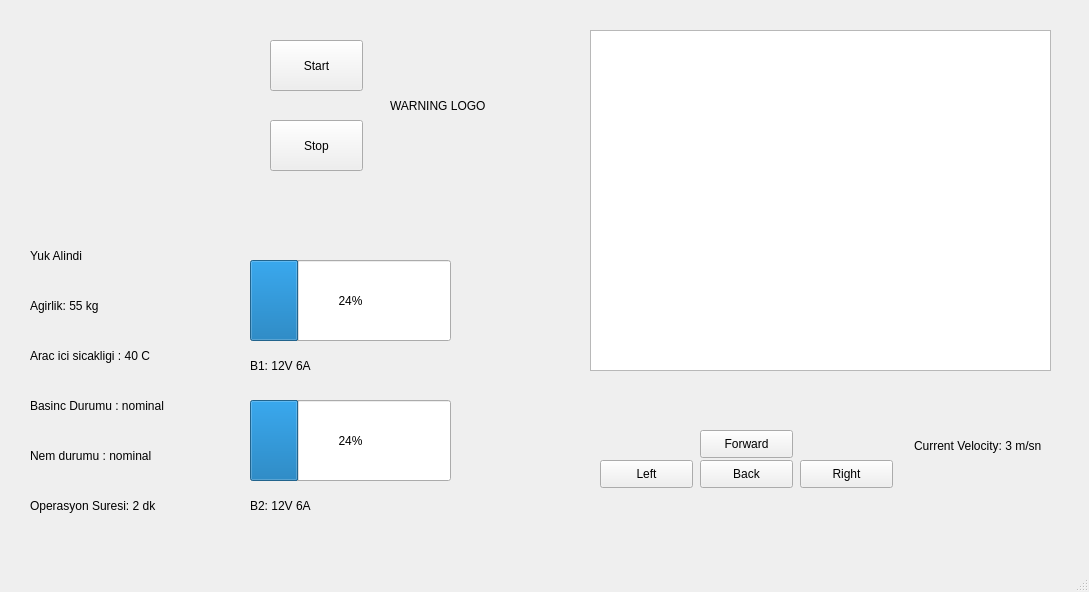
Above: UI/sismotekno.ui from heissenberg06/teknofest_gui before the change. Below: the same form after it.
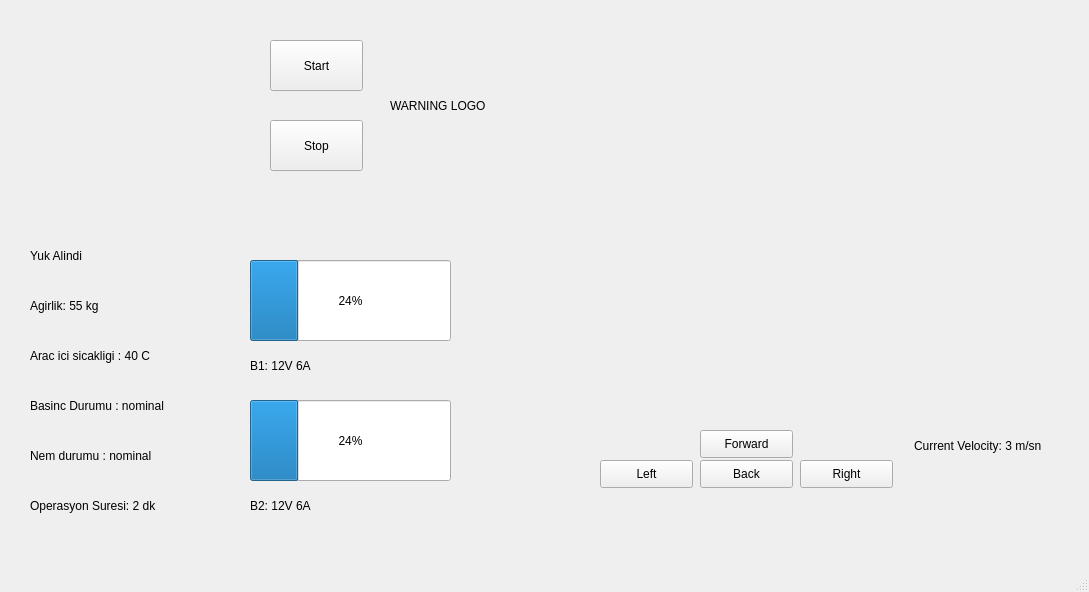
That is the form after the change. Icons and pictures are not drawn.

The edit to the form file:
```diff
--- a/UI/sismotekno.ui
+++ b/UI/sismotekno.ui
@@ -267,15 +267,16 @@
      <string>B1: 12V 6A</string>
     </property>
    </widget>
-   <widget class="QGraphicsView" name="graphicsView">
+   <widget class="QWidget" name="gridLayoutWidget">
     <property name="geometry">
      <rect>
-      <x>590</x>
-      <y>30</y>
-      <width>461</width>
-      <height>341</height>
+      <x>570</x>
+      <y>50</y>
+      <width>481</width>
+      <height>351</height>
      </rect>
     </property>
+    <layout class="QGridLayout" name="plotLayout"/>
    </widget>
   </widget>
   <widget class="QMenuBar" name="menubar">
```
